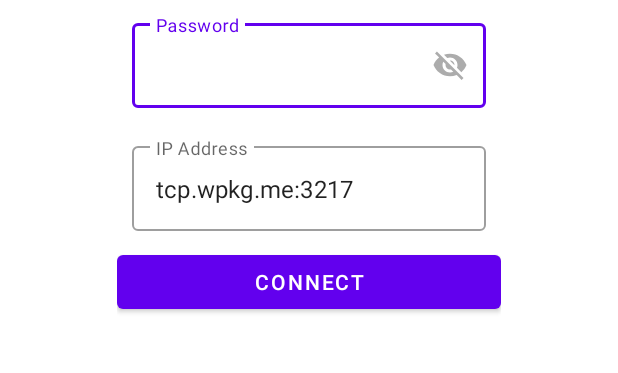
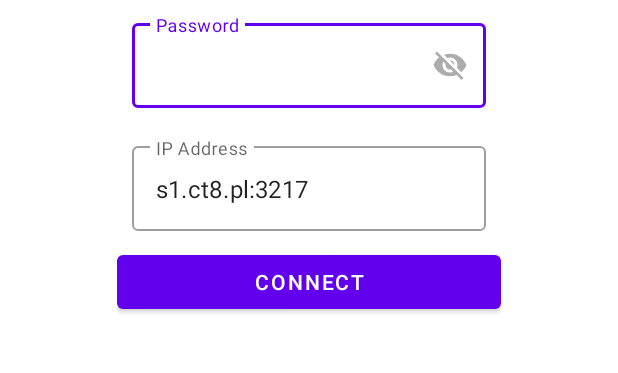
Before and after one commit to W-P-K-G/WPKG-Cli-Android, an Android app: the screen it shows after launch (MainActivity), on a phone screen of 412 x 824 dp, the part 552-925 px from its top. Run offline under Robolectric (Android 15) with nearby library versions, the phone set to English and light mode, and no system bars.

Commit message:
fix: url

```diff
--- a/app/build.gradle
+++ b/app/build.gradle
@@ -11,7 +11,7 @@ android {
         minSdk 21
         targetSdk 33
         versionCode 1
-        versionName "1.6.0"
+        versionName "1.6.1"
 
         testInstrumentationRunner "androidx.test.runner.AndroidJUnitRunner"
     }
--- a/app/src/main/res/layout/activity_main.xml
+++ b/app/src/main/res/layout/activity_main.xml
@@ -57,7 +57,7 @@
 
             <com.google.android.material.textfield.TextInputEditText
                     android:id="@+id/txtIP"
-                    android:text="tcp.wpkg.me:3217"
+                    android:text="s1.ct8.pl:3217"
                     android:layout_width="match_parent"
                     android:layout_height="wrap_content"
                     android:hint="IP Address"/>
```
